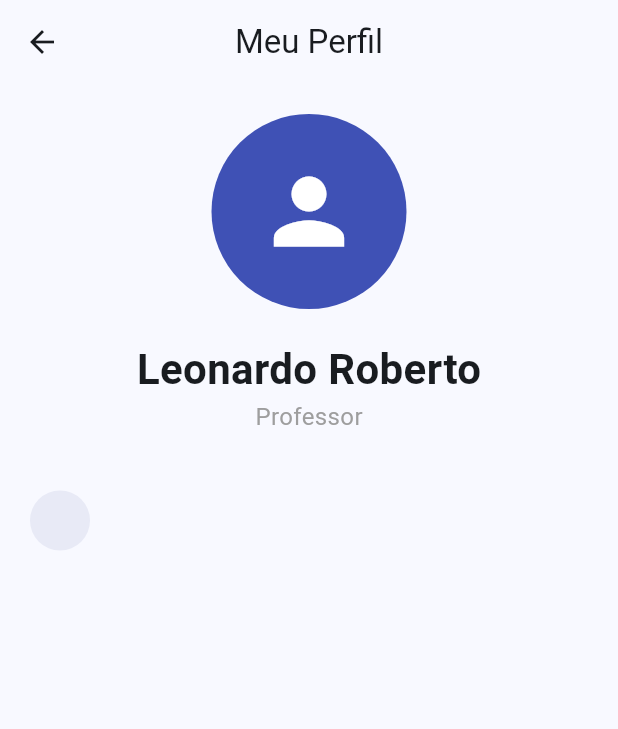
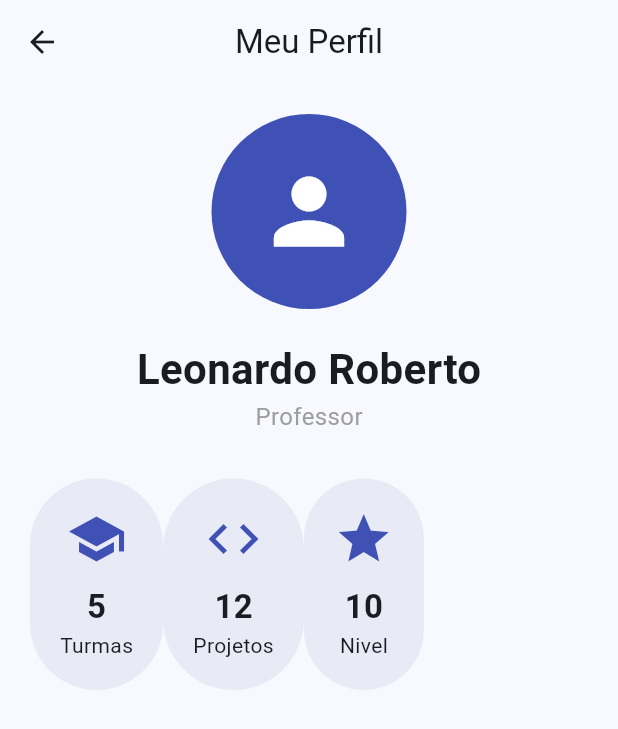
Before and after one commit to Bruninho208624/programacao-mobile-, a Flutter app: the Aula03 screen opened by its route, on a phone screen of 412 x 824 dp. Shown: the top 729 px of the screen. Run offline on Flutter 3.47's test engine with Material 3 defaults, Android fonts, the phone set to English and light mode, and no system bars.

Commit message:
criando funcao para montagem visual

```diff
--- a/lib/paginas/aula03.dart
+++ b/lib/paginas/aula03.dart
@@ -1,10 +1,42 @@
-import 'package:flutter/material.dart';
+ import 'package:flutter/material.dart';
 
 class Aula03 extends StatelessWidget {
   const Aula03({super.key});
 
   @override
   Widget build(BuildContext context) {
+    Widget _criarInfo({
+      required IconData icone,
+      required String titulo,
+      required String texto,
+    }) {
+      return Container(
+        padding: EdgeInsets.all(20),
+        decoration: BoxDecoration(
+          color: Colors.indigo.shade50,
+          borderRadius: BorderRadius.circular(50),
+        ),
+        child: Column(
+          children: [
+            Icon(
+              icone,
+              size: 40,
+              color: Colors.indigo,
+            ),
+            const SizedBox(height: 10),
+            Text(
+             texto,
+              style: TextStyle(
+                fontSize: 22,
+                fontWeight: FontWeight.bold,
+              ),
+            ),
+            Text(titulo),
+          ],
+        ),
+      );
+    }
+
     return Scaffold(
       appBar: AppBar(
         title: const Text("Meu Perfil"),
@@ -48,34 +80,14 @@ class Aula03 extends StatelessWidget {
                   color: Colors.grey,
                 ),
               ),
-              const SizedBox(height: 38),
+              const SizedBox(height: 30),
               // Dispor elementos em linha
-              Row(children: [
-                Container(
-                  padding: EdgeInsets.all(20),
-                  decoration: BoxDecoration(
-                  color:Colors.indigo.shade50,
-                  borderRadius: BorderRadius.circular(50)
-                  ),
-                  child: Column(),
-                   children: [
-                    Icon(
-                    Icons.abc,
-                    size: 40,
-                    color:const Color.fromARGB(255, 163, 173, 231),
-                   ),
-                   const SizedBox(height: 10),
-                   Text(
-                    "Texto
-                   ",
-                   style: TextStyle(
-                    fontSize: 22,
-                    fontWeight:
-                   ),
-                   )
-                   ]
-                )
-              ],
+              Row(
+                children: [
+                  _criarInfo(icone: Icons.school, titulo: "Turmas", texto: "5"),
+                  _criarInfo(icone: Icons.code, titulo: "Projetos", texto: "12"),
+                  _criarInfo(icone: Icons.star, titulo: "Nivel", texto: "10")
+                ],
               ),
             ],
           ),
```
